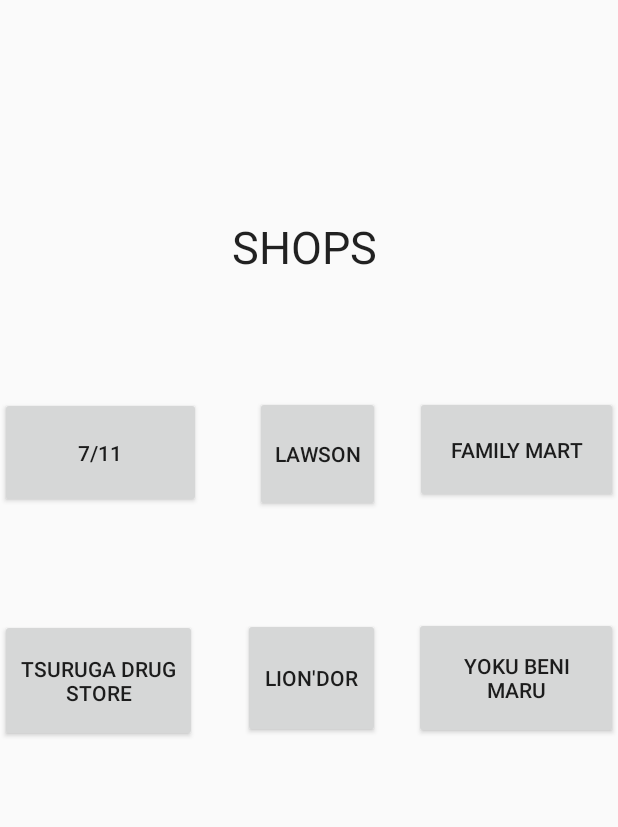
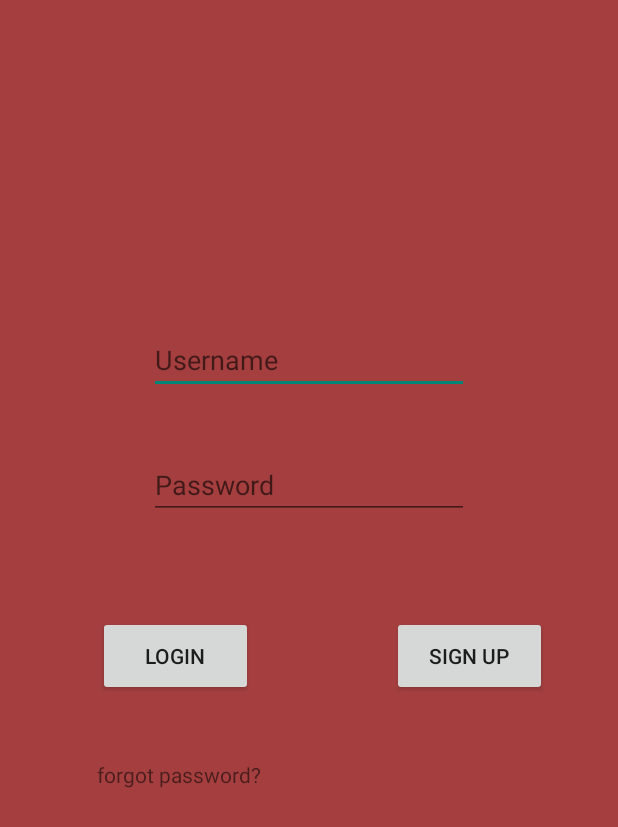
Before and after one commit to hrmck/2020UoAHackathon, an Android app: the screen it shows after launch (MainActivity), on a phone screen of 412 x 824 dp. Shown: the top 827 px of the screen. Run offline under Robolectric (Android 15) with nearby library versions, the phone set to English and light mode, and no system bars; 1 statement that could not run was skipped.

Commit message:
hIE AGNES i am testing the github sync

```diff
--- a/app/src/main/res/layout/activity_main.xml
+++ b/app/src/main/res/layout/activity_main.xml
@@ -4,85 +4,70 @@
     xmlns:tools="http://schemas.android.com/tools"
     android:layout_width="match_parent"
     android:layout_height="match_parent"
+    android:background="@color/red"
     tools:context=".MainActivity">
 
     <Button
-        android:id="@+id/button2"
-        android:layout_width="91dp"
-        android:layout_height="80dp"
-        android:text="Lion'Dor"
+        android:id="@+id/LoginBtn"
+        android:layout_width="103dp"
+        android:layout_height="53dp"
+        android:text="Login"
         app:layout_constraintBottom_toBottomOf="parent"
         app:layout_constraintEnd_toEndOf="parent"
-        app:layout_constraintHorizontal_bias="0.506"
+        app:layout_constraintHorizontal_bias="0.211"
         app:layout_constraintStart_toStartOf="parent"
         app:layout_constraintTop_toTopOf="parent"
-        app:layout_constraintVertical_bias="0.554" />
+        app:layout_constraintVertical_bias="0.533" />
 
     <Button
         android:id="@+id/button5"
-        android:layout_width="136dp"
-        android:layout_height="81dp"
-        android:text="@string/yoku_beni_maru"
+        android:layout_width="103dp"
+        android:layout_height="53dp"
+        android:text="Sign up"
         app:layout_constraintBottom_toBottomOf="parent"
         app:layout_constraintEnd_toEndOf="parent"
-        app:layout_constraintTop_toTopOf="parent"
-        app:layout_constraintVertical_bias="0.554" />
-
-    <Button
-        android:id="@+id/button"
-        android:layout_width="134dp"
-        android:layout_height="74dp"
-        android:text="@string/_7_11"
-        app:layout_constraintBottom_toBottomOf="parent"
+        app:layout_constraintHorizontal_bias="0.847"
         app:layout_constraintStart_toStartOf="parent"
         app:layout_constraintTop_toTopOf="parent"
-        app:layout_constraintVertical_bias="0.353" />
+        app:layout_constraintVertical_bias="0.533" />
 
-    <Button
-        android:id="@+id/LawsonBtn"
-        android:layout_width="83dp"
-        android:layout_height="77dp"
-        android:text="@string/lawson"
+    <EditText
+        android:id="@+id/UsernameEditText"
+        android:layout_width="wrap_content"
+        android:layout_height="wrap_content"
+        android:ems="10"
+        android:hint="Username"
+        android:inputType="textPersonName"
         app:layout_constraintBottom_toBottomOf="parent"
         app:layout_constraintEnd_toEndOf="parent"
-        app:layout_constraintHorizontal_bias="0.518"
         app:layout_constraintStart_toStartOf="parent"
         app:layout_constraintTop_toTopOf="parent"
-        app:layout_constraintVertical_bias="0.354" />
+        app:layout_constraintVertical_bias="0.279" />
 
-    <Button
-        android:id="@+id/button3"
-        android:layout_width="135dp"
-        android:layout_height="71dp"
-        android:text="@string/family_mart"
+    <EditText
+        android:id="@+id/PasswordEditText"
+        android:layout_width="wrap_content"
+        android:layout_height="wrap_content"
+        android:ems="10"
+        android:hint="Password"
+        android:inputType="textPassword"
         app:layout_constraintBottom_toBottomOf="parent"
         app:layout_constraintEnd_toEndOf="parent"
-        app:layout_constraintTop_toTopOf="parent"
-        app:layout_constraintVertical_bias="0.351" />
-
-    <Button
-        android:id="@+id/button4"
-        android:layout_width="131dp"
-        android:layout_height="82dp"
-        android:text="@string/tsuruga_drug_store"
-        app:layout_constraintBottom_toBottomOf="parent"
         app:layout_constraintStart_toStartOf="parent"
         app:layout_constraintTop_toTopOf="parent"
-        app:layout_constraintVertical_bias="0.556" />
+        app:layout_constraintVertical_bias="0.386" />
 
     <TextView
-        android:id="@+id/textView"
-        style="@style/Widget.AppCompat.TextView.SpinnerItem"
-        android:layout_width="243dp"
-        android:layout_height="66dp"
-        android:autoText="false"
-        android:focusable="auto"
-        android:text="          SHOPS"
-        android:textSize="30sp"
+        android:id="@+id/ForgotPasswordTextView"
+        android:layout_width="132dp"
+        android:layout_height="24dp"
+        android:background="@color/red"
+        android:text="forgot password?"
         app:layout_constraintBottom_toBottomOf="parent"
         app:layout_constraintEnd_toEndOf="parent"
-        app:layout_constraintHorizontal_bias="0.433"
+        app:layout_constraintHorizontal_bias="0.232"
         app:layout_constraintStart_toStartOf="parent"
         app:layout_constraintTop_toTopOf="parent"
-        app:layout_constraintVertical_bias="0.19" />
+        app:layout_constraintVertical_bias="0.633" />
+
 </androidx.constraintlayout.widget.ConstraintLayout>
```
